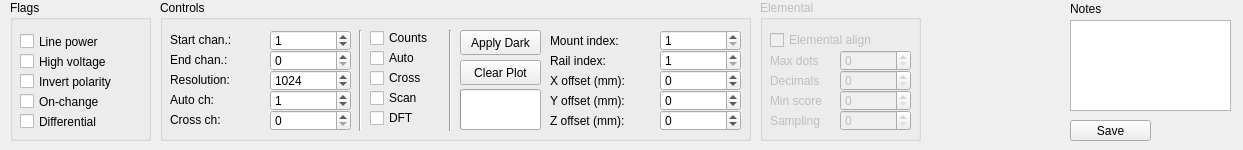
ahp-electronics/xc-gui, file line.ui: the form before one commit.
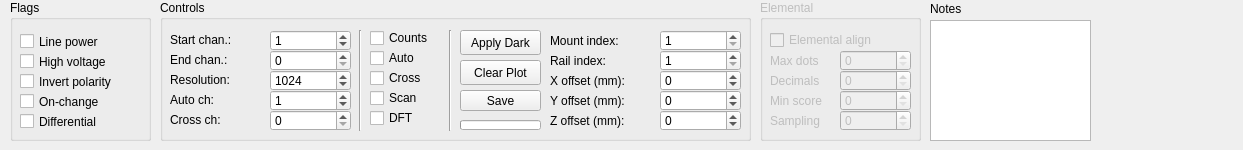
The form after the commit.

Commit message: Restore magnitude in baseline.cpp

The edit to the form file:
```diff
--- a/line.ui
+++ b/line.ui
@@ -91,33 +91,20 @@
     </property>
    </widget>
   </widget>
-  <widget class="QPushButton" name="Save">
-   <property name="geometry">
-    <rect>
-     <x>1070</x>
-     <y>120</y>
-     <width>81</width>
-     <height>21</height>
-    </rect>
-   </property>
-   <property name="text">
-    <string>Save</string>
-   </property>
-  </widget>
   <widget class="QPlainTextEdit" name="Notes">
    <property name="geometry">
     <rect>
-     <x>1070</x>
+     <x>930</x>
      <y>20</y>
      <width>161</width>
-     <height>91</height>
+     <height>121</height>
     </rect>
    </property>
   </widget>
   <widget class="QLabel" name="label">
    <property name="geometry">
     <rect>
-     <x>1070</x>
+     <x>930</x>
      <y>0</y>
      <width>67</width>
      <height>17</height>
@@ -553,9 +540,9 @@
     <property name="geometry">
      <rect>
       <x>300</x>
-      <y>89</y>
+      <y>120</y>
       <width>81</width>
-      <height>41</height>
+      <height>10</height>
      </rect>
     </property>
     <property name="value">
@@ -710,6 +697,19 @@
      <number>10000000</number>
     </property>
    </widget>
+   <widget class="QPushButton" name="Save">
+    <property name="geometry">
+     <rect>
+      <x>300</x>
+      <y>90</y>
+      <width>81</width>
+      <height>21</height>
+     </rect>
+    </property>
+    <property name="text">
+     <string>Save</string>
+    </property>
+   </widget>
   </widget>
  </widget>
  <resources/>
```
The commit also changes 1 other file.
